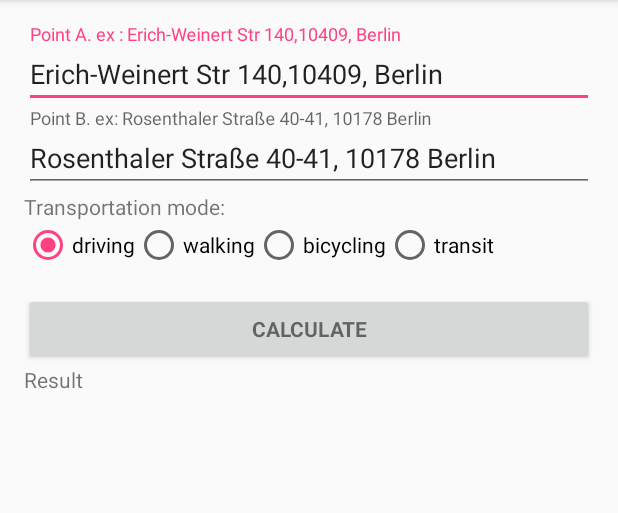
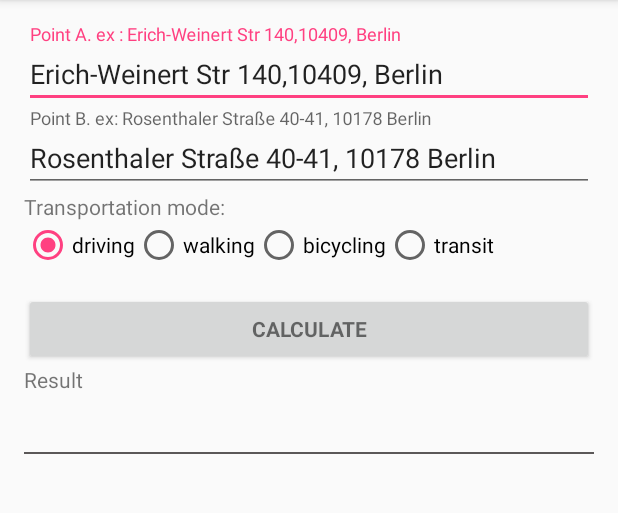
Before and after one commit to raychenon/distance-calculation, an Android app: the screen it shows after launch (FormActivity), on a phone screen of 412 x 824 dp, the part 84-597 px from its top. Run offline under Robolectric (Android 15) with nearby library versions, the phone set to English and light mode, and no system bars; our stand-ins replace ButterKnife.

Commit message:
add a line divider in the RecyclerView

```diff
--- a/app/src/main/java/com/raychenon/distancecalculation/FormActivity.java
+++ b/app/src/main/java/com/raychenon/distancecalculation/FormActivity.java
@@ -4,6 +4,7 @@ import java.util.HashSet;
 import java.util.Set;
 
 import com.raychenon.distancecalculation.adapter.ResultAdapter;
+import com.raychenon.distancecalculation.adapter.SimpleDividerItemDecoration;
 import com.raychenon.distancecalculation.http.DistanceService;
 import com.raychenon.distancecalculation.http.response.DistanceMatrixResponse;
 import com.raychenon.distancecalculation.model.CalculationResultModel;
@@ -81,6 +82,7 @@ public class FormActivity extends AppCompatActivity {
         recyclerView.setLayoutManager(linearLayoutManager);
         recyclerViewAdapter = new ResultAdapter(null);
         recyclerView.setAdapter(recyclerViewAdapter);
+        recyclerView.addItemDecoration(new SimpleDividerItemDecoration(getApplicationContext()));
     }
 
     @OnClick(R.id.calculate_button)
--- /dev/null
+++ b/app/src/main/java/com/raychenon/distancecalculation/adapter/SimpleDividerItemDecoration.java
@@ -0,0 +1,42 @@
+package com.raychenon.distancecalculation.adapter;
+
+import com.raychenon.distancecalculation.R;
+
+import android.content.Context;
+
+import android.graphics.Canvas;
+
+import android.graphics.drawable.Drawable;
+
+import android.support.v7.widget.RecyclerView;
+
+import android.view.View;
+
+// https://gist.github.com/polbins/e37206fbc444207c0e92
+public class SimpleDividerItemDecoration extends RecyclerView.ItemDecoration {
+
+    private Drawable mDivider;
+
+    public SimpleDividerItemDecoration(final Context context) {
+        mDivider = context.getResources().getDrawable(R.drawable.line_divider);
+    }
+
+    @Override
+    public void onDrawOver(final Canvas c, final RecyclerView parent, final RecyclerView.State state) {
+        int left = parent.getPaddingLeft();
+        int right = parent.getWidth() - parent.getPaddingRight();
+
+        int childCount = parent.getChildCount();
+        for (int i = 0; i < childCount; i++) {
+            View child = parent.getChildAt(i);
+
+            RecyclerView.LayoutParams params = (RecyclerView.LayoutParams) child.getLayoutParams();
+
+            int top = child.getBottom() + params.bottomMargin;
+            int bottom = top + mDivider.getIntrinsicHeight();
+
+            mDivider.setBounds(left, top, right, bottom);
+            mDivider.draw(c);
+        }
+    }
+}
--- /dev/null
+++ b/app/src/main/res/drawable/line_divider.xml
@@ -0,0 +1,8 @@
+<?xml version="1.0" encoding="utf-8"?>
+<shape xmlns:android="http://schemas.android.com/apk/res/android"
+    android:shape="rectangle">
+    <size
+        android:width="1dp"
+        android:height="1dp" />
+    <solid android:color="@color/gray" />
+</shape>
--- a/app/src/main/res/layout/form_activity.xml
+++ b/app/src/main/res/layout/form_activity.xml
@@ -107,6 +107,7 @@
     <View
         android:layout_width="match_parent"
         android:layout_height="1dp"
+        android:background="@drawable/line_divider"
         />
 
     <android.support.v7.widget.RecyclerView
--- a/app/src/main/res/layout/route_viewholder.xml
+++ b/app/src/main/res/layout/route_viewholder.xml
@@ -1,7 +1,7 @@
 <?xml version="1.0" encoding="utf-8"?>
 <LinearLayout xmlns:android="http://schemas.android.com/apk/res/android"
     android:orientation="vertical" android:layout_width="match_parent"
-    android:layout_height="match_parent">
+    android:layout_height="wrap_content">
 
     <TextView
         android:id="@+id/vh_start_point"
--- a/app/src/main/res/values/colors.xml
+++ b/app/src/main/res/values/colors.xml
@@ -3,4 +3,6 @@
     <color name="colorPrimary">#3F51B5</color>
     <color name="colorPrimaryDark">#303F9F</color>
     <color name="colorAccent">#FF4081</color>
+
+    <color name="gray">#5b5858</color>
 </resources>
```
